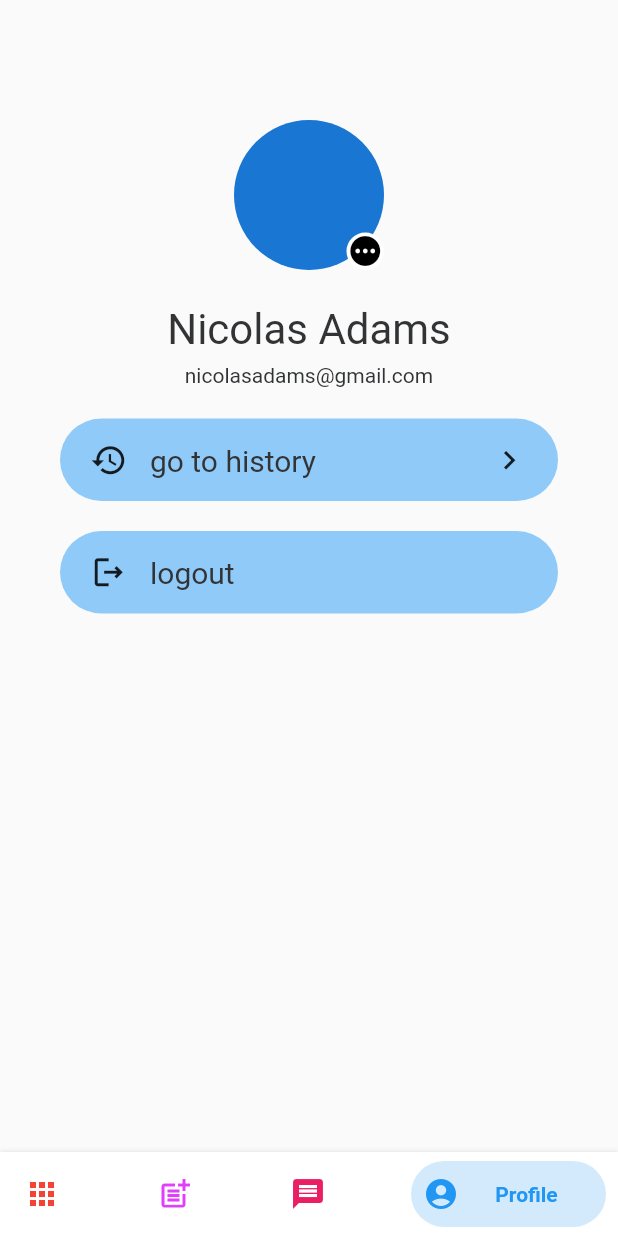
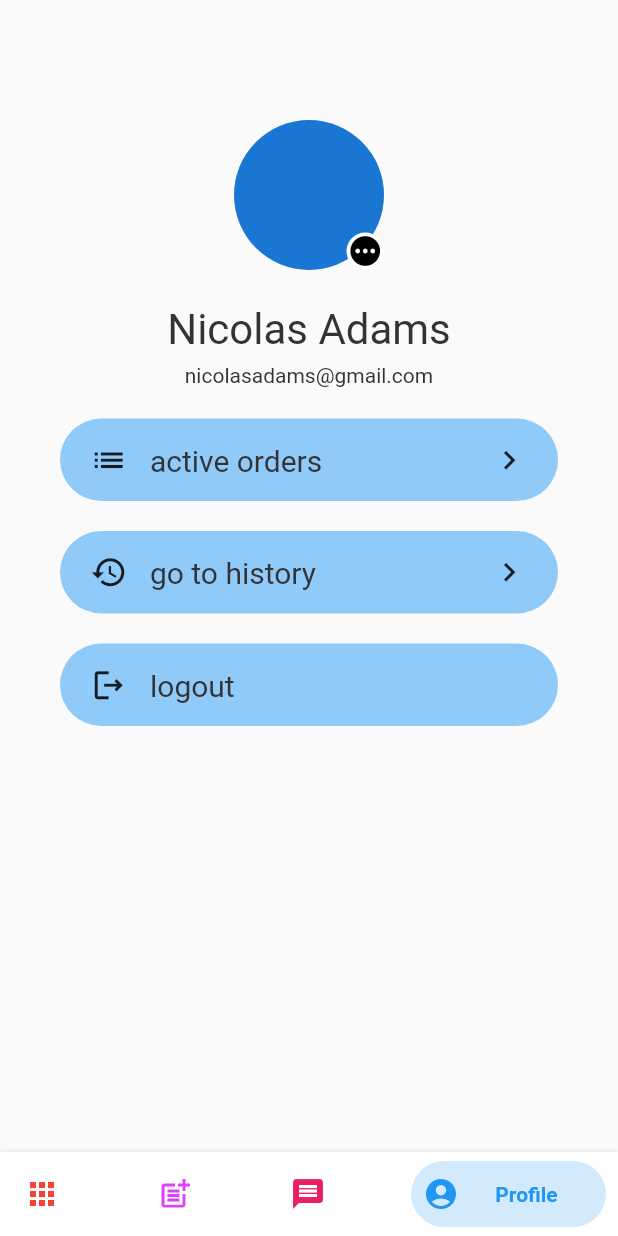
Before and after one commit to profectus200/inno-cart, a Flutter app: the CustomizedBottomNavigationbar screen opened by its route, item 4 of the bottom bar chosen, on a phone screen of 412 x 824 dp. Run offline on Flutter 3.47's test engine with Material 2 defaults, Android fonts, the phone set to English and light mode, and no system bars; drawn by our look-alikes of bottom_navy_bar; our stand-ins replace flutter_secure_storage; accounts and stored records are empty; network calls fail; Roboto replaces fonts that are missing (Poppins).

Commit message:
+active orders section

```diff
--- a/lib/main.dart
+++ b/lib/main.dart
@@ -3,12 +3,9 @@ import 'package:innocart_front/presentation/app_pages/navbar.dart';
 import 'package:innocart_front/presentation/auth/login_page.dart';
 import 'package:innocart_front/presentation/auth/register_page.dart';
 import 'package:innocart_front/presentation/app_pages/profile/profile_page.dart';
+
 void main() {
-
-  runApp(
-      // ProfileScreen()
-// MyApp()
-      MaterialApp(
+  runApp(MaterialApp(
     debugShowCheckedModeBanner: false,
     // home: const MyLogin(),
     home: MyLogin(),
@@ -17,6 +14,5 @@ void main() {
       'login': (context) => const MyLogin(),
       'dashboard': (context) => const CustomizedBottomNavigationbar()
     },
-  )
-  );
+  ));
 }
--- a/lib/presentation/app_pages/add_post_page.dart
+++ b/lib/presentation/app_pages/add_post_page.dart
@@ -1,6 +1,6 @@
 import 'package:flutter/material.dart';
 import 'package:innocart_front/internal/dependencies/order_repo_module.dart';
-import 'dashboard_page.dart';
+import 'dashboard/dashboard_page.dart';
 // import '../internal/dependencies/order_repo_module.dart'
 import '../../data/api/model/api_order.dart';
 import '../../domain/model/order.dart';
--- a/lib/presentation/app_pages/dashboard_page.dart
+++ b/lib/presentation/app_pages/dashboard/dashboard_page.dart
@@ -1,9 +1,9 @@
 import 'package:flutter/material.dart';
 import 'package:innocart_front/internal/dependencies/order_repo_module.dart';
-import '../../domain/model/order.dart';
+import '../../../domain/model/order.dart';
 import 'post_details_page.dart';
-import '../extra/app_colors.dart';
-import '../extra/primary_text.dart';
+import '../../extra/app_colors.dart';
+import '../../extra/primary_text.dart';
 
 class MyDashboard extends StatefulWidget {
   const MyDashboard({Key? key}) : super(key: key);
--- a/lib/presentation/app_pages/post_details_page.dart
+++ b/lib/presentation/app_pages/dashboard/post_details_page.dart
@@ -1,6 +1,6 @@
 import 'package:flutter/material.dart';
-import '../extra/primary_text.dart';
-import '../extra/app_colors.dart';
+import '../../extra/primary_text.dart';
+import '../../extra/app_colors.dart';
 
 class PostDetail extends StatelessWidget {
   String productName = "";
--- a/lib/presentation/app_pages/navbar.dart
+++ b/lib/presentation/app_pages/navbar.dart
@@ -1,6 +1,6 @@
 import 'package:innocart_front/presentation/app_pages/add_post_page.dart';
 
-import 'dashboard_page.dart';
+import 'dashboard/dashboard_page.dart';
 import 'package:flutter/material.dart';
 import 'package:bottom_navy_bar/bottom_navy_bar.dart';
 import 'profile/profile_page.dart';
@@ -32,6 +32,7 @@ class _CustomizedBottomNavigationbarState
       case 1 :
         return MyAddPost();
       case 2 :
+        return Text('TBD');
         // return MessagesPage();
       case 3:
         return ProfileScreen();
--- /dev/null
+++ b/lib/presentation/app_pages/profile/profile_list_item.dart
@@ -0,0 +1,50 @@
+import 'package:flutter/material.dart';
+import 'package:innocart_front/presentation/extra/primary_text.dart';
+
+class ProfileListItem extends StatelessWidget {
+  final IconData icon;
+  final String text;
+  final bool hasNavigation;
+
+  const ProfileListItem({
+    // Key key,
+    required this.icon,
+    required this.text,
+    this.hasNavigation = true,
+  });
+
+  @override
+  Widget build(BuildContext context) {
+    return Container(
+      height: 10 * 5.5,
+      margin: EdgeInsets.symmetric(
+        horizontal: 10 * 4,
+      ).copyWith(
+        bottom: 10 * 2,
+      ),
+      padding: EdgeInsets.symmetric(
+        horizontal: 10 * 2,
+      ),
+      decoration: BoxDecoration(
+        borderRadius: BorderRadius.circular(10 * 3),
+        color: Theme.of(context).backgroundColor,
+      ),
+      child: Row(
+        children: <Widget>[
+          Icon(
+            this.icon,
+            size: 10 * 2.5,
+          ),
+          SizedBox(width: 10 * 1.5),
+          PrimaryText(text: this.text, size : 20),
+          Spacer(),
+          if (this.hasNavigation)
+            Icon(
+              Icons.keyboard_arrow_right,
+              size: 10 * 2.5,
+            ),
+        ],
+      ),
+    );
+  }
+}
--- a/lib/presentation/app_pages/profile/profile_page.dart
+++ b/lib/presentation/app_pages/profile/profile_page.dart
@@ -2,60 +2,8 @@ import 'package:flutter/material.dart';
 import 'package:innocart_front/presentation/extra/primary_text.dart';
 import 'package:innocart_front/presentation/extra/app_colors.dart';
 import '../../auth/login_page.dart';
+import 'profile_list_item.dart';
 
-class ProfileListItem extends StatelessWidget {
-  final IconData icon;
-  final String text;
-  final bool hasNavigation;
-
-  const ProfileListItem({
-    // Key key,
-    required this.icon,
-    required this.text,
-    this.hasNavigation = true,
-  });
-
-  @override
-  Widget build(BuildContext context) {
-    return Container(
-      height: 10 * 5.5,
-      margin: EdgeInsets.symmetric(
-        horizontal: 10 * 4,
-      ).copyWith(
-        bottom: 10 * 2,
-      ),
-      padding: EdgeInsets.symmetric(
-        horizontal: 10 * 2,
-      ),
-      decoration: BoxDecoration(
-        borderRadius: BorderRadius.circular(10 * 3),
-        color: Theme.of(context).backgroundColor,
-      ),
-      child: Row(
-        children: <Widget>[
-          Icon(
-            this.icon,
-            size: 10 * 2.5,
-          ),
-          SizedBox(width: 10 * 1.5),
-          PrimaryText(text: this.text, size : 20),
-          // Text(
-          //   this.text,
-          //   style: kTitleTextStyle.copyWith(
-          //     fontWeight: FontWeight.w500,
-          //   ),
-          // ),
-          Spacer(),
-          if (this.hasNavigation)
-            Icon(
-              Icons.keyboard_arrow_right,
-              size: 10 * 2.5,
-            ),
-        ],
-      ),
-    );
-  }
-}
 class ProfileScreen extends StatelessWidget {
   @override
   Widget build(BuildContext context) {
@@ -110,12 +58,7 @@ class ProfileScreen extends StatelessWidget {
       crossAxisAlignment: CrossAxisAlignment.start,
       children: <Widget>[
         SizedBox(width: 10 * 3),
-        // Icon(
-        //   LineAwesomeIcons.arrow_left,
-        //   size: ScreenUtil().setSp(10 * 3),
-        // ),
         profileInfo,
-        // themeSwitcher,
         SizedBox(width: 10 * 3),
       ],
     );
@@ -127,6 +70,7 @@ class ProfileScreen extends StatelessWidget {
           Expanded(
             child: ListView(
               children: <Widget>[
+                ProfileListItem(icon: Icons.list, text: "active orders"),
                 ProfileListItem(icon: Icons.history, text: "go to history"),
                 GestureDetector(
                     onTap: () => {
```
